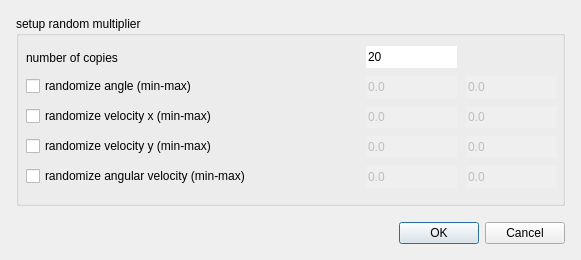
First picture: the form in source/Gui/Dialogs/RandomMultiplierDialog.ui, repository chrxh/alien, before the edit.
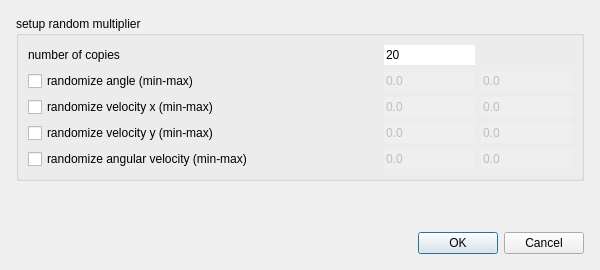
Second picture: the form after the edit.

Commit message: including thread information in grid dialog

Patch:
```diff
--- a/source/Gui/Dialogs/RandomMultiplierDialog.ui
+++ b/source/Gui/Dialogs/RandomMultiplierDialog.ui
@@ -6,14 +6,14 @@
    <rect>
     <x>0</x>
     <y>0</y>
-    <width>581</width>
-    <height>260</height>
+    <width>600</width>
+    <height>270</height>
    </rect>
   </property>
   <property name="minimumSize">
    <size>
-    <width>581</width>
-    <height>260</height>
+    <width>600</width>
+    <height>0</height>
    </size>
   </property>
   <property name="windowTitle">
@@ -40,28 +40,16 @@
      <property name="title">
       <string>setup random multiplier</string>
      </property>
+     <layout class="QGridLayout" name="gridLayout_2" columnminimumwidth="350,0,0">
+      <item row="0" column="0">
      <widget class="QLabel" name="label">
-      <property name="geometry">
-       <rect>
-        <x>10</x>
-        <y>34</y>
-        <width>201</width>
-        <height>16</height>
-       </rect>
-      </property>
       <property name="text">
        <string>number of copies</string>
       </property>
      </widget>
+      </item>
+      <item row="0" column="1">
      <widget class="QLineEdit" name="numberEdit">
-      <property name="geometry">
-       <rect>
-        <x>350</x>
-        <y>30</y>
-        <width>91</width>
-        <height>22</height>
-       </rect>
-      </property>
       <property name="text">
        <string>20</string>
       </property>
@@ -69,37 +57,19 @@
        <bool>false</bool>
       </property>
      </widget>
-     <widget class="QLineEdit" name="minAngVelEdit">
-      <property name="enabled">
-       <bool>false</bool>
-      </property>
-      <property name="geometry">
-       <rect>
-        <x>350</x>
-        <y>150</y>
-        <width>91</width>
-        <height>22</height>
-       </rect>
-      </property>
+      </item>
+      <item row="1" column="0">
+       <widget class="QCheckBox" name="randomizeAngleCheckBox">
       <property name="text">
-       <string>0.0</string>
-      </property>
-      <property name="frame">
-       <bool>false</bool>
-      </property>
-     </widget>
-     <widget class="QLineEdit" name="maxAngVelEdit">
+         <string>randomize angle (min-max)</string>
+        </property>
+       </widget>
+      </item>
+      <item row="1" column="1">
+       <widget class="QLineEdit" name="minAngleEdit">
       <property name="enabled">
        <bool>false</bool>
       </property>
-      <property name="geometry">
-       <rect>
-        <x>450</x>
-        <y>150</y>
-        <width>91</width>
-        <height>22</height>
-       </rect>
-      </property>
       <property name="text">
        <string>0.0</string>
       </property>
@@ -107,18 +77,12 @@
        <bool>false</bool>
       </property>
      </widget>
-     <widget class="QLineEdit" name="maxVelXEdit">
+      </item>
+      <item row="1" column="2">
+       <widget class="QLineEdit" name="maxAngleEdit">
       <property name="enabled">
        <bool>false</bool>
       </property>
-      <property name="geometry">
-       <rect>
-        <x>450</x>
-        <y>90</y>
-        <width>91</width>
-        <height>22</height>
-       </rect>
-      </property>
       <property name="text">
        <string>0.0</string>
       </property>
@@ -126,127 +90,85 @@
        <bool>false</bool>
       </property>
      </widget>
-     <widget class="QLineEdit" name="minVelXEdit">
-      <property name="enabled">
-       <bool>false</bool>
-      </property>
-      <property name="geometry">
-       <rect>
-        <x>350</x>
-        <y>90</y>
-        <width>91</width>
-        <height>22</height>
-       </rect>
-      </property>
-      <property name="text">
-       <string>0.0</string>
-      </property>
-      <property name="frame">
-       <bool>false</bool>
-      </property>
-     </widget>
-     <widget class="QLineEdit" name="minVelYEdit">
-      <property name="enabled">
-       <bool>false</bool>
-      </property>
-      <property name="geometry">
-       <rect>
-        <x>350</x>
-        <y>120</y>
-        <width>91</width>
-        <height>22</height>
-       </rect>
-      </property>
-      <property name="text">
-       <string>0.0</string>
-      </property>
-      <property name="frame">
-       <bool>false</bool>
-      </property>
-     </widget>
-     <widget class="QLineEdit" name="maxVelYEdit">
-      <property name="enabled">
-       <bool>false</bool>
-      </property>
-      <property name="geometry">
-       <rect>
-        <x>450</x>
-        <y>120</y>
-        <width>91</width>
-        <height>22</height>
-       </rect>
-      </property>
-      <property name="text">
-       <string>0.0</string>
-      </property>
-      <property name="frame">
-       <bool>false</bool>
-      </property>
-     </widget>
+      </item>
+      <item row="2" column="0">
      <widget class="QCheckBox" name="randomizeVelXcheckBox">
-      <property name="geometry">
-       <rect>
-        <x>10</x>
-        <y>90</y>
-        <width>321</width>
-        <height>20</height>
-       </rect>
-      </property>
       <property name="text">
        <string>randomize velocity x (min-max)</string>
       </property>
      </widget>
+      </item>
+      <item row="2" column="1">
+       <widget class="QLineEdit" name="minVelXEdit">
+        <property name="enabled">
+         <bool>false</bool>
+        </property>
+        <property name="text">
+         <string>0.0</string>
+        </property>
+        <property name="frame">
+         <bool>false</bool>
+        </property>
+       </widget>
+      </item>
+      <item row="2" column="2">
+       <widget class="QLineEdit" name="maxVelXEdit">
+        <property name="enabled">
+         <bool>false</bool>
+        </property>
+        <property name="text">
+         <string>0.0</string>
+        </property>
+        <property name="frame">
+         <bool>false</bool>
+        </property>
+       </widget>
+      </item>
+      <item row="3" column="0">
      <widget class="QCheckBox" name="randomizeVelYcheckBox">
-      <property name="geometry">
-       <rect>
-        <x>10</x>
-        <y>120</y>
-        <width>321</width>
-        <height>20</height>
-       </rect>
-      </property>
       <property name="text">
        <string>randomize velocity y (min-max)</string>
       </property>
      </widget>
+      </item>
+      <item row="3" column="1">
+       <widget class="QLineEdit" name="minVelYEdit">
+        <property name="enabled">
+         <bool>false</bool>
+        </property>
+        <property name="text">
+         <string>0.0</string>
+        </property>
+        <property name="frame">
+         <bool>false</bool>
+        </property>
+       </widget>
+      </item>
+      <item row="3" column="2">
+       <widget class="QLineEdit" name="maxVelYEdit">
+        <property name="enabled">
+         <bool>false</bool>
+        </property>
+        <property name="text">
+         <string>0.0</string>
+        </property>
+        <property name="frame">
+         <bool>false</bool>
+        </property>
+       </widget>
+      </item>
+      <item row="4" column="0">
      <widget class="QCheckBox" name="randomizeAngVelCheckBox">
-      <property name="geometry">
-       <rect>
-        <x>10</x>
-        <y>150</y>
-        <width>331</width>
-        <height>20</height>
-       </rect>
-      </property>
       <property name="text">
        <string>randomize angular velocity (min-max)</string>
       </property>
      </widget>
-     <widget class="QCheckBox" name="randomizeAngleCheckBox">
-      <property name="geometry">
-       <rect>
-        <x>10</x>
-        <y>60</y>
-        <width>321</width>
-        <height>20</height>
-       </rect>
-      </property>
-      <property name="text">
-       <string>randomize angle (min-max)</string>
-      </property>
-     </widget>
-     <widget class="QLineEdit" name="minAngleEdit">
+      </item>
+      <item row="4" column="1">
+       <widget class="QLineEdit" name="minAngVelEdit">
       <property name="enabled">
        <bool>false</bool>
       </property>
-      <property name="geometry">
-       <rect>
-        <x>350</x>
-        <y>60</y>
-        <width>91</width>
-        <height>22</height>
-       </rect>
-      </property>
       <property name="text">
        <string>0.0</string>
       </property>
@@ -254,18 +176,12 @@
        <bool>false</bool>
       </property>
      </widget>
-     <widget class="QLineEdit" name="maxAngleEdit">
+      </item>
+      <item row="4" column="2">
+       <widget class="QLineEdit" name="maxAngVelEdit">
       <property name="enabled">
        <bool>false</bool>
       </property>
-      <property name="geometry">
-       <rect>
-        <x>450</x>
-        <y>60</y>
-        <width>91</width>
-        <height>22</height>
-       </rect>
-      </property>
       <property name="text">
        <string>0.0</string>
       </property>
@@ -273,9 +189,11 @@
        <bool>false</bool>
       </property>
      </widget>
+      </item>
+     </layout>
     </widget>
    </item>
-   <item row="1" column="0">
+   <item row="2" column="0">
     <widget class="QDialogButtonBox" name="buttonBox">
      <property name="orientation">
       <enum>Qt::Horizontal</enum>
@@ -285,6 +203,19 @@
      </property>
     </widget>
    </item>
+   <item row="1" column="0">
+    <spacer name="verticalSpacer">
+     <property name="orientation">
+      <enum>Qt::Vertical</enum>
+     </property>
+     <property name="sizeHint" stdset="0">
+      <size>
+       <width>20</width>
+       <height>40</height>
+      </size>
+     </property>
+    </spacer>
+   </item>
   </layout>
  </widget>
  <tabstops>
```
Lines whose indentation alone changed are shown as unchanged. The commit also changes 10 other files.
